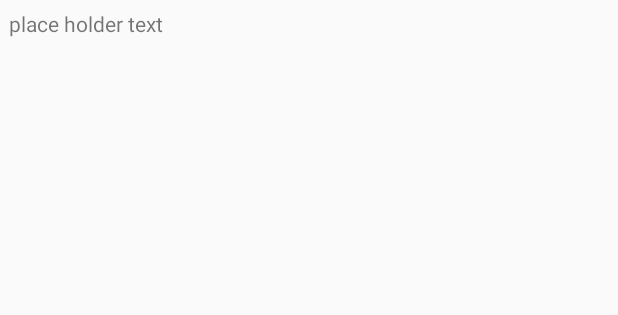
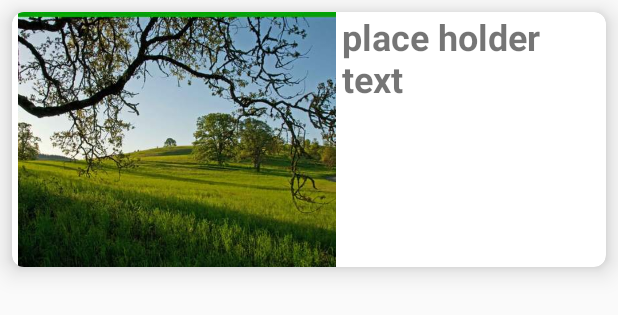
Before and after one commit to ehud-gordon/Trip-Recorder, an Android app: the layout triplist_item.xml on its own in the app's theme, with its tools: preview values and no code run, on a phone screen of 412 x 824 dp. Shown: the top 315 px of the screen. Run offline under Robolectric (Android 15) with nearby library versions, the phone set to English and light mode, and no system bars.

Commit message:
Added PreviousTrips

```diff
--- a/app/build.gradle
+++ b/app/build.gradle
@@ -27,6 +27,8 @@ dependencies {
     implementation 'com.android.support:design:27.1.1'
     // Recyclerview
     implementation 'com.android.support:recyclerview-v7:27.1.1'
+    // Card View
+    implementation 'com.android.support:cardview-v7:27.1.1'
     // Supports Gson
     implementation 'com.google.code.gson:gson:2.8.5'
 
--- a/app/src/main/java/com/example/tom_e91/finalproj/MyApplication.java
+++ b/app/src/main/java/com/example/tom_e91/finalproj/MyApplication.java
@@ -5,6 +5,7 @@ import android.app.Application;
 import com.example.tom_e91.finalproj.models.Repository;
 import com.example.tom_e91.finalproj.models.User;
 import com.google.firebase.firestore.FirebaseFirestore;
+import com.google.firebase.firestore.FirebaseFirestoreSettings;
 
 public class MyApplication extends Application {
     private final static String LOG_TAG = "nadir" + MyApplication.class.getSimpleName();
@@ -15,6 +16,7 @@ public class MyApplication extends Application {
     @Override public void onCreate() {
         super.onCreate();
         FirebaseFirestore remoteDB = FirebaseFirestore.getInstance();
+        remoteDB.setFirestoreSettings(new FirebaseFirestoreSettings.Builder().setPersistenceEnabled(true).build());
         repository = Repository.getInstance(remoteDB, getApplicationContext());
     }
 
--- a/app/src/main/java/com/example/tom_e91/finalproj/ui/HomeActivity.java
+++ b/app/src/main/java/com/example/tom_e91/finalproj/ui/HomeActivity.java
@@ -83,6 +83,8 @@ public class HomeActivity extends AppCompatActivity implements View.OnClickListe
                     repository.createNewTrip(tripName);
                     // Go to MapsActivity
                     startActivity(new Intent(this, MapsActivity.class));
+                    isTripNameLayout = false;
+                    finish();
                     break;
                 }
         }
--- a/app/src/main/java/com/example/tom_e91/finalproj/ui/SummaryActivity.java
+++ b/app/src/main/java/com/example/tom_e91/finalproj/ui/SummaryActivity.java
@@ -84,11 +84,14 @@ public class SummaryActivity extends AppCompatActivity implements OnMapReadyCall
             float distanceKM = ((float) distance) / 1000;
             distanceStr = Float.toString(distanceKM) + " km";
         }
-//        String text = getResources().getString(R.string.summary_fmt, startDate, endDate, mCurTrip.durationString, distanceStr);
         String text = getResources().getString(R.string.summary_fmt, startDate, endDate, mCurTrip.durationString, distanceStr);
         summaryTV.setText(Html.fromHtml(text));
     }
 
+    @Override public void onBackPressed() {
+        super.onBackPressed();
+        startActivity(new Intent(this, HomeActivity.class));
+    }
 
     // ------------------------------- Helpers ------------------------------- //
 
--- a/app/src/main/res/layout/triplist_item.xml
+++ b/app/src/main/res/layout/triplist_item.xml
@@ -1,15 +1,52 @@
 <?xml version="1.0" encoding="utf-8"?>
-<LinearLayout
-    xmlns:android="http://schemas.android.com/apk/res/android"
+
+
+<android.support.v7.widget.CardView xmlns:android="http://schemas.android.com/apk/res/android"
+    xmlns:app="http://schemas.android.com/apk/res-auto"
+    android:id="@+id/rv_card_view_item"
     android:layout_width="match_parent"
     android:layout_height="wrap_content"
     android:orientation="vertical"
-    android:padding="6dp">
+    android:layout_margin="8dp"
+    android:padding="6dp"
+    app:cardCornerRadius="8dp"
+    app:cardElevation="10dp">
 
-    <TextView
-        android:id="@+id/trip"
-        android:text="place holder text"
-        android:layout_height="wrap_content"
-        android:layout_width="wrap_content" />
+    <LinearLayout
+        android:layout_width="match_parent"
+        android:layout_height="match_parent"
+        android:orientation="horizontal">
 
-</LinearLayout>
+        <ImageView
+            android:id="@+id/rv_trip_image"
+            android:layout_width="220dp"
+            android:layout_height="170dp"
+            app:srcCompat="@drawable/trip_deafult_image" />
+
+        <LinearLayout
+            android:layout_width="wrap_content"
+            android:layout_height="wrap_content"
+            android:orientation="vertical">
+
+            <TextView
+                android:id="@+id/rv_trip_name_tv"
+                android:layout_width="wrap_content"
+                android:layout_height="wrap_content"
+                android:text="place holder text"
+                android:textStyle="bold"
+                android:textSize="24sp"/>
+
+            <TextView
+                android:id="@+id/rv_trip_date_tv"
+                android:layout_width="wrap_content"
+                android:layout_height="wrap_content"
+                android:textSize="16sp"/>
+
+
+        </LinearLayout>
+
+
+    </LinearLayout>
+
+
+</android.support.v7.widget.CardView>
```
Also changed, not shown: app/src/main/java/com/example/tom_e91/finalproj/adapters/PreviousTripsListAdapter.java (+31 -9 lines), app/src/main/java/com/example/tom_e91/finalproj/models/Repository.java (+29 -2 lines), app/src/main/java/com/example/tom_e91/finalproj/models/Trip.java (+9 -0 lines), app/src/main/java/com/example/tom_e91/finalproj/ui/PreviousTripsActivity.java (+42 -5 lines), app/src/main/res/drawable/trip_deafult_image.jpg (added).
